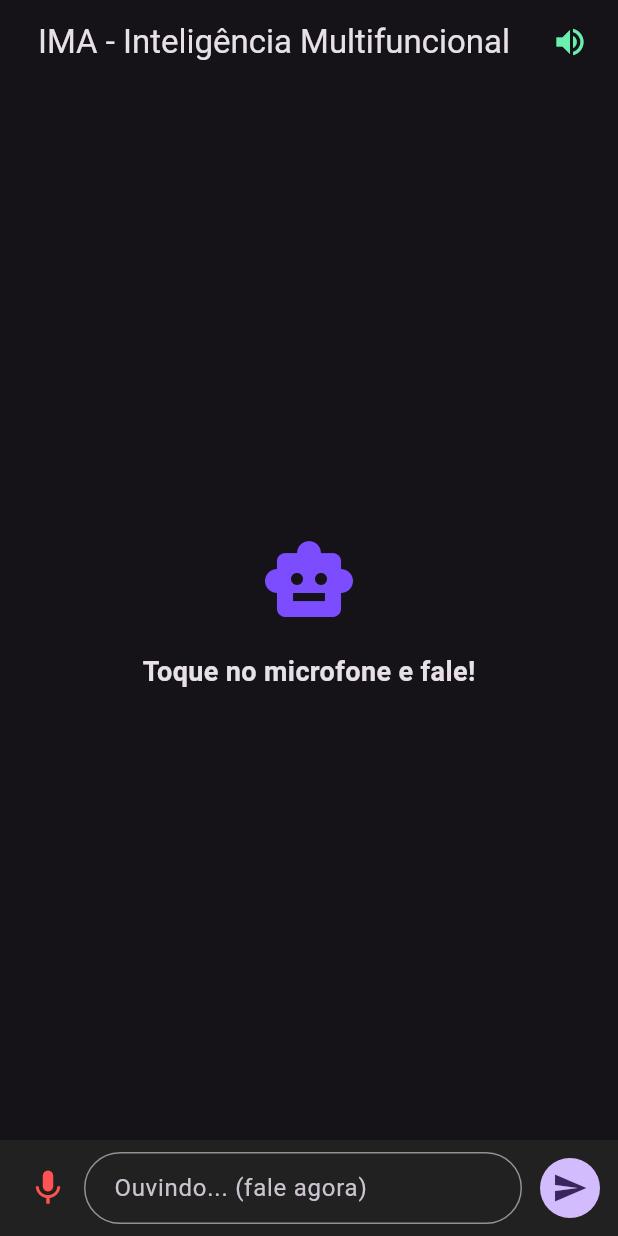
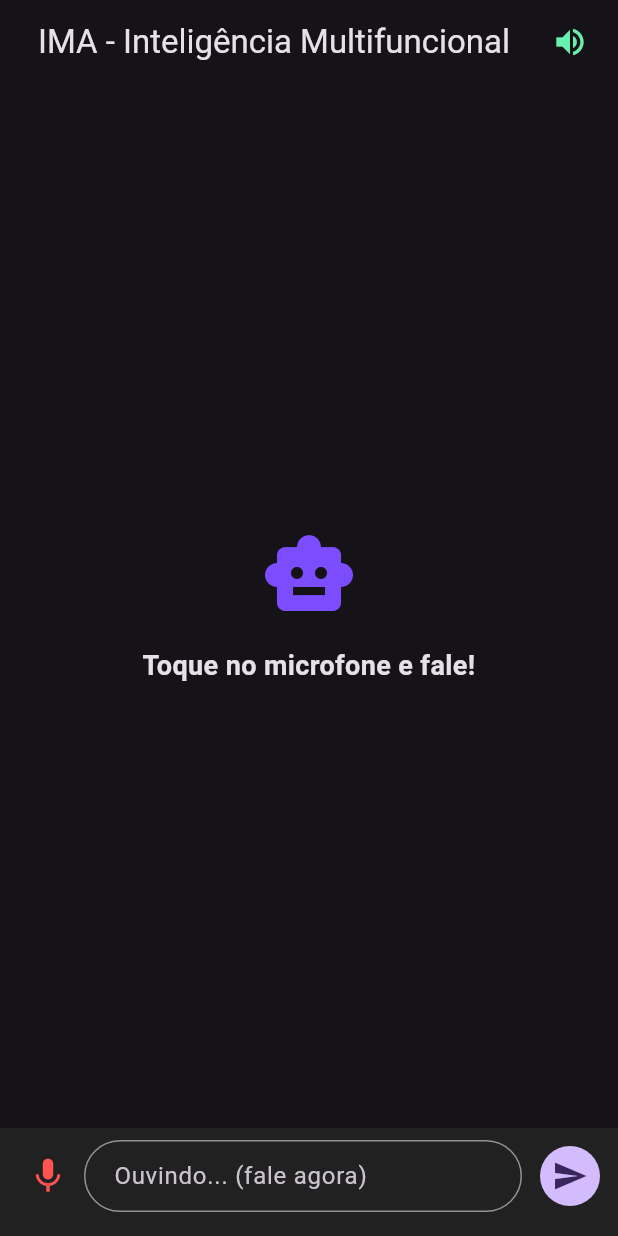
Before and after one commit to programadorramiflan-ops/ima_app, a Flutter app: the screen it shows after launch, after a tap on the "mic none" icon, on a phone screen of 412 x 824 dp. Run offline on Flutter 3.47's test engine with Material 3 defaults, Android fonts, the phone set to English and light mode, and no system bars; our stand-ins replace flutter_tts, permission_handler, speech_to_text.

Commit message:
fix: adiciona SafeArea e padding inferior para encaixar em todos os layouts

```diff
--- a/lib/main.dart
+++ b/lib/main.dart
@@ -65,9 +65,11 @@ class _ChatScreenState extends State<ChatScreen> {
   Future<void> _requestMicPermission() async {
     final status = await Permission.microphone.request();
     if (!status.isGranted) {
+      if(mounted) {
         ScaffoldMessenger.of(context).showSnackBar(
           const SnackBar(content: Text('Permissão do microfone é necessária para gravar áudio.')),
         );
+      }
     }
   }
 
@@ -90,7 +92,6 @@ class _ChatScreenState extends State<ChatScreen> {
         setState(() => _isListening = true);
         _speech.listen(
           localeId: "pt_BR",
-          pauseFor: const Duration(seconds: 3), // Timer de 3 segundos de silêncio
           onResult: (val) {
             setState(() {
               _controller.text = val.recognizedWords;
@@ -117,7 +118,9 @@ class _ChatScreenState extends State<ChatScreen> {
     _silenceTimer?.cancel();
     if (_isListening) {
       _speech.stop();
+      if(mounted) {
         setState(() => _isListening = false);
+      }
       if (_controller.text.trim().isNotEmpty) {
         _sendMessage();
       }
@@ -162,10 +165,12 @@ class _ChatScreenState extends State<ChatScreen> {
     Future.delayed(const Duration(milliseconds: 600), () {
       final responseText = _generateResponse(text);
 
+      if(mounted) {
         setState(() {
           _messages.add({'sender': 'assistant', 'text': responseText});
           _isLoading = false;
         });
+      }
 
       _speak(responseText);
     });
@@ -173,7 +178,11 @@ class _ChatScreenState extends State<ChatScreen> {
 
   @override
   Widget build(BuildContext context) {
-    return Scaffold(
+    // Scaffold com SafeArea para encaixar em todos os celulares
+    return SafeArea(
+      top: false, // Deixa a AppBar encostar no topo (é o padrão visual)
+      bottom: true, // Adiciona espaço seguro na parte inferior (resolve o erro)
+      child: Scaffold(
         appBar: AppBar(
           title: const Text('IMA - Inteligência Multifuncional'),
           centerTitle: true,
@@ -198,6 +207,8 @@ class _ChatScreenState extends State<ChatScreen> {
             Expanded(
               child: _messages.isEmpty
                   ? Center(
+                      child: SingleChildScrollView(
+                        padding: const EdgeInsets.all(20),
                         child: Column(
                           mainAxisAlignment: MainAxisAlignment.center,
                           children: const [
@@ -206,8 +217,10 @@ class _ChatScreenState extends State<ChatScreen> {
                             Text(
                               'Toque no microfone e fale!',
                               style: TextStyle(fontSize: 18, fontWeight: FontWeight.bold),
+                              textAlign: TextAlign.center,
                             ),
                           ],
+                        ),
                       ),
                     )
                   : ListView.builder(
@@ -239,8 +252,9 @@ class _ChatScreenState extends State<ChatScreen> {
                 padding: EdgeInsets.all(8.0),
                 child: CircularProgressIndicator(),
               ),
+            // Barra de entrada com Padding extra na base
             Container(
-            padding: const EdgeInsets.all(8.0),
+              padding: const EdgeInsets.fromLTRB(8.0, 8.0, 8.0, 16.0), // Padding inferior maior (16.0)
               color: Colors.grey[900],
               child: Row(
                 children: [
@@ -275,6 +289,7 @@ class _ChatScreenState extends State<ChatScreen> {
             ),
           ],
         ),
+      ),
     );
   }
 }
```
Lines whose indentation alone changed are shown as unchanged.
